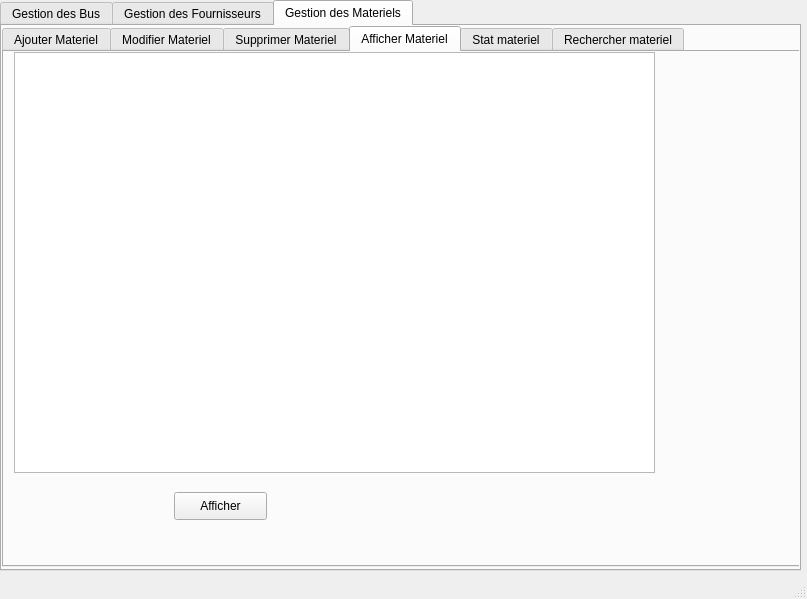
Before: the Qt Designer form gestionbus/ProjetKhaled/projetkhaled.ui in KhaledKhm/bus, drawn with Qt 5.
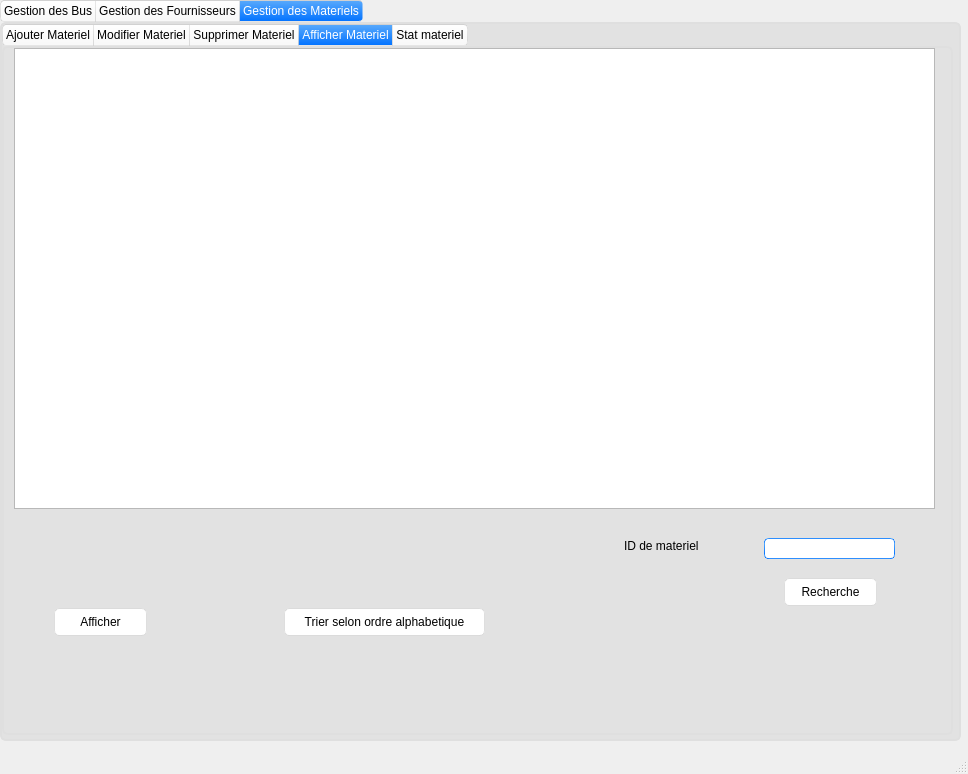
After: the same form once the commit is applied. The open tabs and pages were chosen to show the change.

Patch:
```diff
--- a/gestionbus/ProjetKhaled/projetkhaled.ui
+++ b/gestionbus/ProjetKhaled/projetkhaled.ui
@@ -6,8 +6,8 @@
    <rect>
     <x>0</x>
     <y>0</y>
-    <width>807</width>
-    <height>599</height>
+    <width>968</width>
+    <height>774</height>
    </rect>
   </property>
   <property name="windowTitle">
@@ -19,10 +19,1119 @@
      <rect>
       <x>0</x>
       <y>0</y>
-      <width>801</width>
-      <height>571</height>
+      <width>961</width>
+      <height>741</height>
      </rect>
     </property>
+    <property name="styleSheet">
+     <string notr="true">
+QMainWindow {
+
+	background-color:#ececec;
+
+}
+
+QTextEdit {
+
+	border-width: 1px;
+
+	border-style: solid;
+
+	border-color: qlineargradient(spread:pad, x1:0.5, y1:1, x2:0.5, y2:0, stop:0 rgba(0, 113, 255, 255), stop:1 rgba(91, 171, 252, 255));
+
+}
+
+QPlainTextEdit {
+
+	border-width: 1px;
+
+	border-style: solid;
+
+	border-color: qlineargradient(spread:pad, x1:0.5, y1:1, x2:0.5, y2:0, stop:0 rgba(0, 113, 255, 255), stop:1 rgba(91, 171, 252, 255));
+
+}
+
+QToolButton {
+
+	border-style: solid;
+
+	border-top-color: qlineargradient(spread:pad, x1:0.5, y1:1, x2:0.5, y2:0, stop:0 rgb(215, 215, 215), stop:1 rgb(222, 222, 222));
+
+	border-right-color: qlineargradient(spread:pad, x1:0, y1:0.5, x2:1, y2:0.5, stop:0 rgb(217, 217, 217), stop:1 rgb(227, 227, 227));
+
+	border-left-color: qlineargradient(spread:pad, x1:0, y1:0.5, x2:1, y2:0.5, stop:0 rgb(227, 227, 227), stop:1 rgb(217, 217, 217));
+
+	border-bottom-color: qlineargradient(spread:pad, x1:0.5, y1:1, x2:0.5, y2:0, stop:0 rgb(215, 215, 215), stop:1 rgb(222, 222, 222));
+
+	border-width: 1px;
+
+	border-radius: 5px;
+
+	color: rgb(0,0,0);
+
+	padding: 2px;
+
+	background-color: rgb(255,255,255);
+
+}
+
+QToolButton:hover{
+
+	border-style: solid;
+
+	border-top-color: qlineargradient(spread:pad, x1:0.5, y1:1, x2:0.5, y2:0, stop:0 rgb(195, 195, 195), stop:1 rgb(222, 222, 222));
+
+	border-right-color: qlineargradient(spread:pad, x1:0, y1:0.5, x2:1, y2:0.5, stop:0 rgb(197, 197, 197), stop:1 rgb(227, 227, 227));
+
+	border-left-color: qlineargradient(spread:pad, x1:0, y1:0.5, x2:1, y2:0.5, stop:0 rgb(227, 227, 227), stop:1 rgb(197, 197, 197));
+
+	border-bottom-color: qlineargradient(spread:pad, x1:0.5, y1:1, x2:0.5, y2:0, stop:0 rgb(195, 195, 195), stop:1 rgb(222, 222, 222));
+
+	border-width: 1px;
+
+	border-radius: 5px;
+
+	color: rgb(0,0,0);
+
+	padding: 2px;
+
+	background-color: rgb(255,255,255);
+
+}
+
+QToolButton:pressed{
+
+	border-style: solid;
+
+	border-top-color: qlineargradient(spread:pad, x1:0.5, y1:1, x2:0.5, y2:0, stop:0 rgb(215, 215, 215), stop:1 rgb(222, 222, 222));
+
+	border-right-color: qlineargradient(spread:pad, x1:0, y1:0.5, x2:1, y2:0.5, stop:0 rgb(217, 217, 217), stop:1 rgb(227, 227, 227));
+
+	border-left-color: qlineargradient(spread:pad, x1:0, y1:0.5, x2:1, y2:0.5, stop:0 rgb(227, 227, 227), stop:1 rgb(217, 217, 217));
+
+	border-bottom-color: qlineargradient(spread:pad, x1:0.5, y1:1, x2:0.5, y2:0, stop:0 rgb(215, 215, 215), stop:1 rgb(222, 222, 222));
+
+	border-width: 1px;
+
+	border-radius: 5px;
+
+	color: rgb(0,0,0);
+
+	padding: 2px;
+
+	background-color: rgb(142,142,142);
+
+}
+
+QPushButton{
+
+	border-style: solid;
+
+	border-top-color: qlineargradient(spread:pad, x1:0.5, y1:1, x2:0.5, y2:0, stop:0 rgb(215, 215, 215), stop:1 rgb(222, 222, 222));
+
+	border-right-color: qlineargradient(spread:pad, x1:0, y1:0.5, x2:1, y2:0.5, stop:0 rgb(217, 217, 217), stop:1 rgb(227, 227, 227));
+
+	border-left-color: qlineargradient(spread:pad, x1:0, y1:0.5, x2:1, y2:0.5, stop:0 rgb(227, 227, 227), stop:1 rgb(217, 217, 217));
+
+	border-bottom-color: qlineargradient(spread:pad, x1:0.5, y1:1, x2:0.5, y2:0, stop:0 rgb(215, 215, 215), stop:1 rgb(222, 222, 222));
+
+	border-width: 1px;
+
+	border-radius: 5px;
+
+	color: rgb(0,0,0);
+
+	padding: 2px;
+
+	background-color: rgb(255,255,255);
+
+}
+
+QPushButton::default{
+
+	border-style: solid;
+
+	border-top-color: qlineargradient(spread:pad, x1:0.5, y1:1, x2:0.5, y2:0, stop:0 rgb(215, 215, 215), stop:1 rgb(222, 222, 222));
+
+	border-right-color: qlineargradient(spread:pad, x1:0, y1:0.5, x2:1, y2:0.5, stop:0 rgb(217, 217, 217), stop:1 rgb(227, 227, 227));
+
+	border-left-color: qlineargradient(spread:pad, x1:0, y1:0.5, x2:1, y2:0.5, stop:0 rgb(227, 227, 227), stop:1 rgb(217, 217, 217));
+
+	border-bottom-color: qlineargradient(spread:pad, x1:0.5, y1:1, x2:0.5, y2:0, stop:0 rgb(215, 215, 215), stop:1 rgb(222, 222, 222));
+
+	border-width: 1px;
+
+	border-radius: 5px;
+
+	color: rgb(0,0,0);
+
+	padding: 2px;
+
+	background-color: rgb(255,255,255);
+
+}
+
+QPushButton:hover{
+
+	border-style: solid;
+
+	border-top-color: qlineargradient(spread:pad, x1:0.5, y1:1, x2:0.5, y2:0, stop:0 rgb(195, 195, 195), stop:1 rgb(222, 222, 222));
+
+	border-right-color: qlineargradient(spread:pad, x1:0, y1:0.5, x2:1, y2:0.5, stop:0 rgb(197, 197, 197), stop:1 rgb(227, 227, 227));
+
+	border-left-color: qlineargradient(spread:pad, x1:0, y1:0.5, x2:1, y2:0.5, stop:0 rgb(227, 227, 227), stop:1 rgb(197, 197, 197));
+
+	border-bottom-color: qlineargradient(spread:pad, x1:0.5, y1:1, x2:0.5, y2:0, stop:0 rgb(195, 195, 195), stop:1 rgb(222, 222, 222));
+
+	border-width: 1px;
+
+	border-radius: 5px;
+
+	color: rgb(0,0,0);
+
+	padding: 2px;
+
+	background-color: rgb(255,255,255);
+
+}
+
+QPushButton:pressed{
+
+	border-style: solid;
+
+	border-top-color: qlineargradient(spread:pad, x1:0.5, y1:1, x2:0.5, y2:0, stop:0 rgb(215, 215, 215), stop:1 rgb(222, 222, 222));
+
+	border-right-color: qlineargradient(spread:pad, x1:0, y1:0.5, x2:1, y2:0.5, stop:0 rgb(217, 217, 217), stop:1 rgb(227, 227, 227));
+
+	border-left-color: qlineargradient(spread:pad, x1:0, y1:0.5, x2:1, y2:0.5, stop:0 rgb(227, 227, 227), stop:1 rgb(217, 217, 217));
+
+	border-bottom-color: qlineargradient(spread:pad, x1:0.5, y1:1, x2:0.5, y2:0, stop:0 rgb(215, 215, 215), stop:1 rgb(222, 222, 222));
+
+	border-width: 1px;
+
+	border-radius: 5px;
+
+	color: rgb(0,0,0);
+
+	padding: 2px;
+
+	background-color: rgb(142,142,142);
+
+}
+
+QPushButton:disabled{
+
+	border-style: solid;
+
+	border-top-color: qlineargradient(spread:pad, x1:0.5, y1:1, x2:0.5, y2:0, stop:0 rgb(215, 215, 215), stop:1 rgb(222, 222, 222));
+
+	border-right-color: qlineargradient(spread:pad, x1:0, y1:0.5, x2:1, y2:0.5, stop:0 rgb(217, 217, 217), stop:1 rgb(227, 227, 227));
+
+	border-left-color: qlineargradient(spread:pad, x1:0, y1:0.5, x2:1, y2:0.5, stop:0 rgb(227, 227, 227), stop:1 rgb(217, 217, 217));
+
+	border-bottom-color: qlineargradient(spread:pad, x1:0.5, y1:1, x2:0.5, y2:0, stop:0 rgb(215, 215, 215), stop:1 rgb(222, 222, 222));
+
+	border-width: 1px;
+
+	border-radius: 5px;
+
+	color: #808086;
+
+	padding: 2px;
+
+	background-color: rgb(142,142,142);
+
+}
+
+QLineEdit {
+
+	border-width: 1px; border-radius: 4px;
+
+	border-style: solid;
+
+	border-color: qlineargradient(spread:pad, x1:0.5, y1:1, x2:0.5, y2:0, stop:0 rgba(0, 113, 255, 255), stop:1 rgba(91, 171, 252, 255));
+
+}
+
+QLabel {
+
+	color: #000000;
+
+}
+
+QLCDNumber {
+
+	color: rgb(0, 113, 255, 255);
+
+}
+
+QProgressBar {
+
+	text-align: center;
+
+	color: rgb(240, 240, 240);
+
+	border-width: 1px; 
+
+	border-radius: 10px;
+
+	border-color: rgb(230, 230, 230);
+
+	border-style: solid;
+
+	background-color:rgb(207,207,207);
+
+}
+
+QProgressBar::chunk {
+
+	background-color: qlineargradient(spread:pad, x1:0.5, y1:1, x2:0.5, y2:0, stop:0 rgba(49, 147, 250, 255), stop:1 rgba(34, 142, 255, 255));
+
+	border-radius: 10px;
+
+}
+
+QMenuBar {
+
+	background-color: qlineargradient(spread:pad, x1:0.5, y1:1, x2:0.5, y2:0, stop:0 rgba(207, 209, 207, 255), stop:1 rgba(230, 229, 230, 255));
+
+}
+
+QMenuBar::item {
+
+	color: #000000;
+
+  	spacing: 3px;
+
+  	padding: 1px 4px;
+
+	background-color: qlineargradient(spread:pad, x1:0.5, y1:1, x2:0.5, y2:0, stop:0 rgba(207, 209, 207, 255), stop:1 rgba(230, 229, 230, 255));
+
+}
+
+
+
+QMenuBar::item:selected {
+
+  	background-color: qlineargradient(spread:pad, x1:0.5, y1:1, x2:0.5, y2:0, stop:0 rgba(0, 113, 255, 255), stop:1 rgba(91, 171, 252, 255));
+
+	color: #FFFFFF;
+
+}
+
+QMenu::item:selected {
+
+	border-style: solid;
+
+	border-top-color: transparent;
+
+	border-right-color: transparent;
+
+	border-left-color: qlineargradient(spread:pad, x1:0.5, y1:1, x2:0.5, y2:0, stop:0 rgba(0, 113, 255, 255), stop:1 rgba(91, 171, 252, 255));
+
+	border-bottom-color: transparent;
+
+	border-left-width: 2px;
+
+	color: #000000;
+
+	padding-left:15px;
+
+	padding-top:4px;
+
+	padding-bottom:4px;
+
+	padding-right:7px;
+
+}
+
+QMenu::item {
+
+	border-style: solid;
+
+	border-top-color: transparent;
+
+	border-right-color: transparent;
+
+	border-left-color: transparent;
+
+	border-bottom-color: transparent;
+
+	border-bottom-width: 1px;
+
+	color: #000000;
+
+	padding-left:17px;
+
+	padding-top:4px;
+
+	padding-bottom:4px;
+
+	padding-right:7px;
+
+}
+
+QTabWidget {
+
+	color:rgb(0,0,0);
+
+	background-color:#000000;
+
+}
+
+QTabWidget::pane {
+
+		border-color: rgb(223,223,223);
+
+		background-color:rgb(226,226,226);
+
+		border-style: solid;
+
+		border-width: 2px;
+
+    	border-radius: 6px;
+
+}
+
+QTabBar::tab:first {
+
+	border-style: solid;
+
+	border-left-width:1px;
+
+	border-right-width:0px;
+
+	border-top-width:1px;
+
+	border-bottom-width:1px;
+
+	border-top-color: rgb(209,209,209);
+
+	border-left-color: qlineargradient(spread:pad, x1:0.5, y1:1, x2:0.5, y2:0, stop:0 rgba(209, 209, 209, 209), stop:1 rgba(229, 229, 229, 229));
+
+	border-bottom-color: rgb(229,229,229);
+
+	border-top-left-radius: 4px;
+
+	border-bottom-left-radius: 4px;
+
+	color: #000000;
+
+	padding: 3px;
+
+	margin-left:0px;
+
+	background-color: qlineargradient(spread:pad, x1:0.5, y1:1, x2:0.5, y2:0, stop:0 rgba(247, 247, 247, 255), stop:1 rgba(255, 255, 255, 255));
+
+}
+
+QTabBar::tab:last {
+
+	border-style: solid;
+
+	border-width:1px;
+
+	border-top-color: rgb(209,209,209);
+
+	border-left-color: qlineargradient(spread:pad, x1:0.5, y1:1, x2:0.5, y2:0, stop:0 rgba(209, 209, 209, 209), stop:1 rgba(229, 229, 229, 229));
+
+	border-right-color: qlineargradient(spread:pad, x1:0.5, y1:1, x2:0.5, y2:0, stop:0 rgba(209, 209, 209, 209), stop:1 rgba(229, 229, 229, 229));
+
+	border-bottom-color: rgb(229,229,229);
+
+	border-top-right-radius: 4px;
+
+	border-bottom-right-radius: 4px;
+
+	color: #000000;
+
+	padding: 3px;
+
+	margin-left:0px;
+
+	background-color: qlineargradient(spread:pad, x1:0.5, y1:1, x2:0.5, y2:0, stop:0 rgba(247, 247, 247, 255), stop:1 rgba(255, 255, 255, 255));
+
+}
+
+QTabBar::tab {
+
+	border-style: solid;
+
+	border-top-width:1px;
+
+	border-bottom-width:1px;
+
+	border-left-width:1px;
+
+	border-top-color: rgb(209,209,209);
+
+	border-left-color: qlineargradient(spread:pad, x1:0.5, y1:1, x2:0.5, y2:0, stop:0 rgba(209, 209, 209, 209), stop:1 rgba(229, 229, 229, 229));
+
+	border-bottom-color: rgb(229,229,229);
+
+	color: #000000;
+
+	padding: 3px;
+
+	margin-left:0px;
+
+	background-color: qlineargradient(spread:pad, x1:0.5, y1:1, x2:0.5, y2:0, stop:0 rgba(247, 247, 247, 255), stop:1 rgba(255, 255, 255, 255));
+
+}
+
+QTabBar::tab:selected, QTabBar::tab:last:selected, QTabBar::tab:hover {
+
+  	border-style: solid;
+
+  	border-left-width:1px;
+
+	border-right-color: transparent;
+
+	border-top-color: rgb(209,209,209);
+
+	border-left-color: qlineargradient(spread:pad, x1:0.5, y1:1, x2:0.5, y2:0, stop:0 rgba(209, 209, 209, 209), stop:1 rgba(229, 229, 229, 229));
+
+	border-bottom-color: rgb(229,229,229);
+
+	color: #FFFFFF;
+
+	padding: 3px;
+
+	margin-left:0px;
+
+	background-color: qlineargradient(spread:pad, x1:0.5, y1:1, x2:0.5, y2:0, stop:0 rgba(0, 113, 255, 255), stop:1 rgba(91, 171, 252, 255));
+
+}
+
+
+
+QTabBar::tab:selected, QTabBar::tab:first:selected, QTabBar::tab:hover {
+
+  	border-style: solid;
+
+  	border-left-width:1px;
+
+  	border-bottom-width:1px;
+
+  	border-top-width:1px;
+
+	border-right-color: transparent;
+
+	border-top-color: rgb(209,209,209);
+
+	border-left-color: qlineargradient(spread:pad, x1:0.5, y1:1, x2:0.5, y2:0, stop:0 rgba(209, 209, 209, 209), stop:1 rgba(229, 229, 229, 229));
+
+	border-bottom-color: rgb(229,229,229);
+
+	color: #FFFFFF;
+
+	padding: 3px;
+
+	margin-left:0px;
+
+	background-color: qlineargradient(spread:pad, x1:0.5, y1:1, x2:0.5, y2:0, stop:0 rgba(0, 113, 255, 255), stop:1 rgba(91, 171, 252, 255));
+
+}
+
+
+
+QCheckBox {
+
+	color: #000000;
+
+	padding: 2px;
+
+}
+
+QCheckBox:disabled {
+
+	color: #808086;
+
+	padding: 2px;
+
+}
+
+
+
+QCheckBox:hover {
+
+	border-radius:4px;
+
+	border-style:solid;
+
+	padding-left: 1px;
+
+	padding-right: 1px;
+
+	padding-bottom: 1px;
+
+	padding-top: 1px;
+
+	border-width:1px;
+
+	border-color: transparent;
+
+}
+
+QCheckBox::indicator:checked {
+
+
+
+	height: 10px;
+
+	width: 10px;
+
+	border-style:solid;
+
+	border-width: 1px;
+
+	border-color: qlineargradient(spread:pad, x1:0.5, y1:1, x2:0.5, y2:0, stop:0 rgba(0, 113, 255, 255), stop:1 rgba(91, 171, 252, 255));
+
+	color: #000000;
+
+	background-color: qlineargradient(spread:pad, x1:0.5, y1:1, x2:0.5, y2:0, stop:0 rgba(0, 113, 255, 255), stop:1 rgba(91, 171, 252, 255));
+
+}
+
+QCheckBox::indicator:unchecked {
+
+
+
+	height: 10px;
+
+	width: 10px;
+
+	border-style:solid;
+
+	border-width: 1px;
+
+	border-color: qlineargradient(spread:pad, x1:0.5, y1:1, x2:0.5, y2:0, stop:0 rgba(0, 113, 255, 255), stop:1 rgba(91, 171, 252, 255));
+
+	color: #000000;
+
+}
+
+QRadioButton {
+
+	color: 000000;
+
+	padding: 1px;
+
+}
+
+QRadioButton::indicator:checked {
+
+	height: 10px;
+
+	width: 10px;
+
+	border-style:solid;
+
+	border-radius:5px;
+
+	border-width: 1px;
+
+	border-color: qlineargradient(spread:pad, x1:0.5, y1:1, x2:0.5, y2:0, stop:0 rgba(0, 113, 255, 255), stop:1 rgba(91, 171, 252, 255));
+
+	color: #a9b7c6;
+
+	background-color: qlineargradient(spread:pad, x1:0.5, y1:1, x2:0.5, y2:0, stop:0 rgba(0, 113, 255, 255), stop:1 rgba(91, 171, 252, 255));
+
+}
+
+QRadioButton::indicator:!checked {
+
+	height: 10px;
+
+	width: 10px;
+
+	border-style:solid;
+
+	border-radius:5px;
+
+	border-width: 1px;
+
+	border-color: qlineargradient(spread:pad, x1:0.5, y1:1, x2:0.5, y2:0, stop:0 rgba(0, 113, 255, 255), stop:1 rgba(91, 171, 252, 255));
+
+	color: #a9b7c6;
+
+	background-color: transparent;
+
+}
+
+QStatusBar {
+
+	color:#027f7f;
+
+}
+
+QSpinBox {
+
+	border-style: solid;
+
+	border-width: 1px;
+
+	border-color: qlineargradient(spread:pad, x1:0.5, y1:1, x2:0.5, y2:0, stop:0 rgba(0, 113, 255, 255), stop:1 rgba(91, 171, 252, 255));
+
+}
+
+QDoubleSpinBox {
+
+	border-style: solid;
+
+	border-width: 1px;
+
+	border-color: qlineargradient(spread:pad, x1:0.5, y1:1, x2:0.5, y2:0, stop:0 rgba(0, 113, 255, 255), stop:1 rgba(91, 171, 252, 255));
+
+}
+
+QTimeEdit {
+
+	border-style: solid;
+
+	border-width: 1px;
+
+	border-color: qlineargradient(spread:pad, x1:0.5, y1:1, x2:0.5, y2:0, stop:0 rgba(0, 113, 255, 255), stop:1 rgba(91, 171, 252, 255));
+
+}
+
+QDateTimeEdit {
+
+	border-style: solid;
+
+	border-width: 1px;
+
+	border-color: qlineargradient(spread:pad, x1:0.5, y1:1, x2:0.5, y2:0, stop:0 rgba(0, 113, 255, 255), stop:1 rgba(91, 171, 252, 255));
+
+}
+
+QDateEdit {
+
+	border-style: solid;
+
+	border-width: 1px;
+
+	border-color: qlineargradient(spread:pad, x1:0.5, y1:1, x2:0.5, y2:0, stop:0 rgba(0, 113, 255, 255), stop:1 rgba(91, 171, 252, 255));
+
+}
+
+
+
+QToolBox {
+
+	color: #a9b7c6;
+
+	background-color:#000000;
+
+}
+
+QToolBox::tab {
+
+	color: #a9b7c6;
+
+	background-color:#000000;
+
+}
+
+QToolBox::tab:selected {
+
+	color: #FFFFFF;
+
+	background-color:#000000;
+
+}
+
+QScrollArea {
+
+	color: #FFFFFF;
+
+	background-color:#000000;
+
+}
+
+QSlider::groove:horizontal {
+
+	height: 5px;
+
+	background-color: qlineargradient(spread:pad, x1:0.5, y1:1, x2:0.5, y2:0, stop:0 rgba(49, 147, 250, 255), stop:1 rgba(34, 142, 255, 255));
+
+}
+
+QSlider::groove:vertical {
+
+	width: 5px;
+
+	background-color: qlineargradient(spread:pad, x1:0.5, y1:1, x2:0.5, y2:0, stop:0 rgba(49, 147, 250, 255), stop:1 rgba(34, 142, 255, 255));
+
+}
+
+QSlider::handle:horizontal {
+
+	background: rgb(253,253,253);
+
+	border-style: solid;
+
+	border-width: 1px;
+
+	border-color: rgb(207,207,207);
+
+	width: 12px;
+
+	margin: -5px 0;
+
+	border-radius: 7px;
+
+}
+
+QSlider::handle:vertical {
+
+	background: rgb(253,253,253);
+
+	border-style: solid;
+
+	border-width: 1px;
+
+	border-color: rgb(207,207,207);
+
+	height: 12px;
+
+	margin: 0 -5px;
+
+	border-radius: 7px;
+
+}
+
+QSlider::add-page:horizontal {
+
+    background: rgb(181,181,181);
+
+}
+
+QSlider::add-page:vertical {
+
+    background: rgb(181,181,181);
+
+}
+
+QSlider::sub-page:horizontal {
+
+    background-color: qlineargradient(spread:pad, x1:0.5, y1:1, x2:0.5, y2:0, stop:0 rgba(49, 147, 250, 255), stop:1 rgba(34, 142, 255, 255));
+
+}
+
+QSlider::sub-page:vertical {
+
+    background-color: qlineargradient(spread:pad, y1:0.5, x1:1, y2:0.5, x2:0, stop:0 rgba(49, 147, 250, 255), stop:1 rgba(34, 142, 255, 255));
+
+}
+
+QScrollBar:horizontal {
+
+	max-height: 20px;
+
+	border: 1px transparent grey;
+
+	margin: 0px 20px 0px 20px;
+
+}
+
+QScrollBar:vertical {
+
+	max-width: 20px;
+
+	border: 1px transparent grey;
+
+	margin: 20px 0px 20px 0px;
+
+}
+
+QScrollBar::handle:horizontal {
+
+	background: rgb(253,253,253);
+
+	border-style: solid;
+
+	border-width: 1px;
+
+	border-color: rgb(207,207,207);
+
+	border-radius: 7px;
+
+	min-width: 25px;
+
+}
+
+QScrollBar::handle:horizontal:hover {
+
+	background: rgb(253,253,253);
+
+	border-style: solid;
+
+	border-width: 1px;
+
+	border-color: rgb(147, 200, 200);
+
+	border-radius: 7px;
+
+	min-width: 25px;
+
+}
+
+QScrollBar::handle:vertical {
+
+	background: rgb(253,253,253);
+
+	border-style: solid;
+
+	border-width: 1px;
+
+	border-color: rgb(207,207,207);
+
+	border-radius: 7px;
+
+	min-height: 25px;
+
+}
+
+QScrollBar::handle:vertical:hover {
+
+	background: rgb(253,253,253);
+
+	border-style: solid;
+
+	border-width: 1px;
+
+	border-color: rgb(147, 200, 200);
+
+	border-radius: 7px;
+
+	min-height: 25px;
+
+}
+
+QScrollBar::add-line:horizontal {
+
+   border: 2px transparent grey;
+
+   border-top-right-radius: 7px;
+
+   border-bottom-right-radius: 7px;
+
+   background: rgba(34, 142, 255, 255);
+
+   width: 20px;
+
+   subcontrol-position: right;
+
+   subcontrol-origin: margin;
+
+}
+
+QScrollBar::add-line:horizontal:pressed {
+
+   border: 2px transparent grey;
+
+   border-top-right-radius: 7px;
+
+   border-bottom-right-radius: 7px;
+
+   background: rgb(181,181,181);
+
+   width: 20px;
+
+   subcontrol-position: right;
+
+   subcontrol-origin: margin;
+
+}
+
+QScrollBar::add-line:vertical {
+
+   border: 2px transparent grey;
+
+   border-bottom-left-radius: 7px;
+
+   border-bottom-right-radius: 7px;
+
+   background: rgba(34, 142, 255, 255);
+
+   height: 20px;
+
+   subcontrol-position: bottom;
+
+   subcontrol-origin: margin;
+
+}
+
+QScrollBar::add-line:vertical:pressed {
+
+   border: 2px transparent grey;
+
+   border-bottom-left-radius: 7px;
+
+   border-bottom-right-radius: 7px;
+
+   background: rgb(181,181,181);
+
+   height: 20px;
+
+   subcontrol-position: bottom;
+
+   subcontrol-origin: margin;
+
+}
+
+QScrollBar::sub-line:horizontal {
+
+   border: 2px transparent grey;
+
+   border-top-left-radius: 7px;
+
+   border-bottom-left-radius: 7px;
+
+   background: rgba(34, 142, 255, 255);
+
+   width: 20px;
+
+   subcontrol-position: left;
+
+   subcontrol-origin: margin;
+
+}
+
+QScrollBar::sub-line:horizontal:pressed {
+
+   border: 2px transparent grey;
+
+   border-top-left-radius: 7px;
+
+   border-bottom-left-radius: 7px;
+
+   background: rgb(181,181,181);
+
+   width: 20px;
+
+   subcontrol-position: left;
+
+   subcontrol-origin: margin;
+
+}
+
+QScrollBar::sub-line:vertical {
+
+   border: 2px transparent grey;
+
+   border-top-left-radius: 7px;
+
+   border-top-right-radius: 7px;
+
+   background: rgba(34, 142, 255, 255);
+
+   height: 20px;
+
+   subcontrol-position: top;
+
+   subcontrol-origin: margin;
+
+}
+
+QScrollBar::sub-line:vertical:pressed {
+
+   border: 2px transparent grey;
+
+   border-top-left-radius: 7px;
+
+   border-top-right-radius: 7px;
+
+   background: rgb(181,181,181);
+
+   height: 20px;
+
+   subcontrol-position: top;
+
+   subcontrol-origin: margin;
+
+}
+
+QScrollBar::left-arrow:horizontal {
+
+   border: 1px transparent grey;
+
+   border-top-left-radius: 3px;
+
+   border-bottom-left-radius: 3px;
+
+   width: 6px;
+
+   height: 6px;
+
+   background: white;
+
+}
+
+QScrollBar::right-arrow:horizontal {
+
+   border: 1px transparent grey;
+
+   border-top-right-radius: 3px;
+
+   border-bottom-right-radius: 3px;
+
+   width: 6px;
+
+   height: 6px;
+
+   background: white;
+
+}
+
+QScrollBar::up-arrow:vertical {
+
+   border: 1px transparent grey;
+
+   border-top-left-radius: 3px;
+
+   border-top-right-radius: 3px;
+
+   width: 6px;
+
+   height: 6px;
+
+   background: white;
+
+}
+
+QScrollBar::down-arrow:vertical {
+
+   border: 1px transparent grey;
+
+   border-bottom-left-radius: 3px;
+
+   border-bottom-right-radius: 3px;
+
+   width: 6px;
+
+   height: 6px;
+
+   background: white;
+
+}
+
+QScrollBar::add-page:horizontal, QScrollBar::sub-page:horizontal {
+
+   background: none;
+
+}
+
+QScrollBar::add-page:vertical, QScrollBar::sub-page:vertical {
+
+   background: none;
+
+}
+
+
+</string>
+    </property>
     <property name="currentIndex">
      <number>2</number>
     </property>
@@ -880,8 +1989,8 @@
        <rect>
         <x>0</x>
         <y>0</y>
-        <width>801</width>
-        <height>541</height>
+        <width>951</width>
+        <height>711</height>
        </rect>
       </property>
       <property name="currentIndex">
@@ -1331,16 +2440,16 @@
          <rect>
           <x>10</x>
           <y>0</y>
-          <width>641</width>
-          <height>421</height>
+          <width>921</width>
+          <height>461</height>
          </rect>
         </property>
        </widget>
        <widget class="QPushButton" name="pbMaterielAfficher">
         <property name="geometry">
          <rect>
-          <x>170</x>
-          <y>440</y>
+          <x>50</x>
+          <y>560</y>
           <width>93</width>
           <height>28</height>
          </rect>
@@ -1349,6 +2458,55 @@
          <string>Afficher</string>
         </property>
        </widget>
+       <widget class="QLabel" name="label_4">
+        <property name="geometry">
+         <rect>
+          <x>620</x>
+          <y>490</y>
+          <width>101</width>
+          <height>16</height>
+         </rect>
+        </property>
+        <property name="text">
+         <string>ID de materiel</string>
+        </property>
+       </widget>
+       <widget class="QLineEdit" name="LEIDMaterielRechercher">
+        <property name="geometry">
+         <rect>
+          <x>760</x>
+          <y>490</y>
+          <width>131</width>
+          <height>21</height>
+         </rect>
+        </property>
+       </widget>
+       <widget class="QPushButton" name="pbMaterielRechercher">
+        <property name="geometry">
+         <rect>
+          <x>780</x>
+          <y>530</y>
+          <width>93</width>
+          <height>28</height>
+         </rect>
+        </property>
+        <property name="text">
+         <string>Recherche</string>
+        </property>
+       </widget>
+       <widget class="QPushButton" name="pbMaterielTri1Alpha">
+        <property name="geometry">
+         <rect>
+          <x>280</x>
+          <y>560</y>
+          <width>201</width>
+          <height>28</height>
+         </rect>
+        </property>
+        <property name="text">
+         <string>Trier selon ordre alphabetique</string>
+        </property>
+       </widget>
       </widget>
       <widget class="QWidget" name="tab_13">
        <attribute name="title">
@@ -1390,57 +2548,16 @@
          <string>Quantite</string>
         </property>
        </widget>
-      </widget>
-      <widget class="QWidget" name="tab_14">
-       <attribute name="title">
-        <string>Rechercher materiel</string>
-       </attribute>
-       <widget class="QLineEdit" name="LEIDMaterielRechercher">
+       <widget class="QWidget" name="tabMaterielStat" native="true">
         <property name="geometry">
          <rect>
-          <x>170</x>
-          <y>450</y>
-          <width>131</width>
-          <height>21</height>
+          <x>100</x>
+          <y>50</y>
+          <width>761</width>
+          <height>381</height>
          </rect>
         </property>
        </widget>
-       <widget class="QTableView" name="tabMaterielRechercher">
-        <property name="geometry">
-         <rect>
-          <x>0</x>
-          <y>0</y>
-          <width>641</width>
-          <height>421</height>
-         </rect>
-        </property>
-       </widget>
-       <widget class="QLabel" name="label_4">
-        <property name="geometry">
-         <rect>
-          <x>30</x>
-          <y>450</y>
-          <width>101</width>
-          <height>16</height>
-         </rect>
-        </property>
-        <property name="text">
-         <string>ID de materiel</string>
-        </property>
-       </widget>
-       <widget class="QPushButton" name="pbMaterielRechercher">
-        <property name="geometry">
-         <rect>
-          <x>380</x>
-          <y>450</y>
-          <width>93</width>
-          <height>28</height>
-         </rect>
-        </property>
-        <property name="text">
-         <string>Confirmer</string>
-        </property>
-       </widget>
       </widget>
      </widget>
     </widget>
```
Left out of the diff: 81 changed lines with no effect on the pictures.
